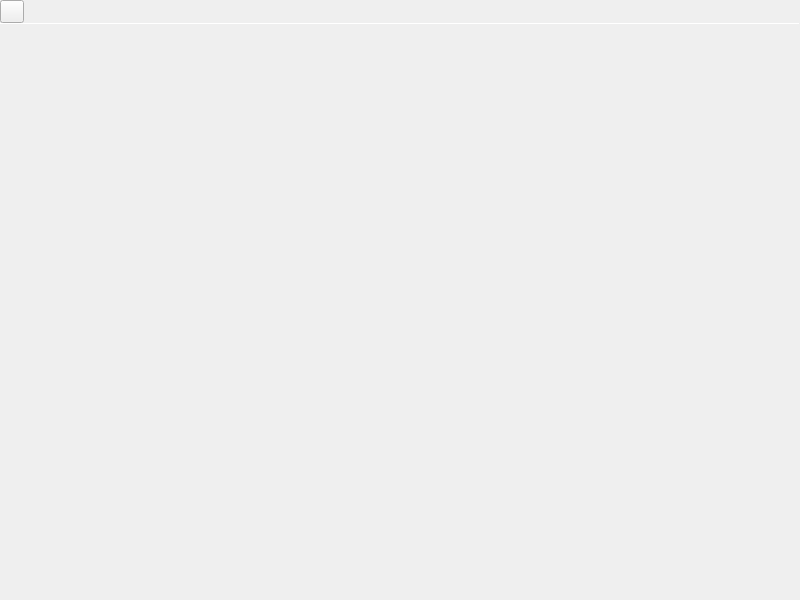
Above: application/mainwindow.ui from theCheeseboard/thefile before the change. Below: the same form after it.
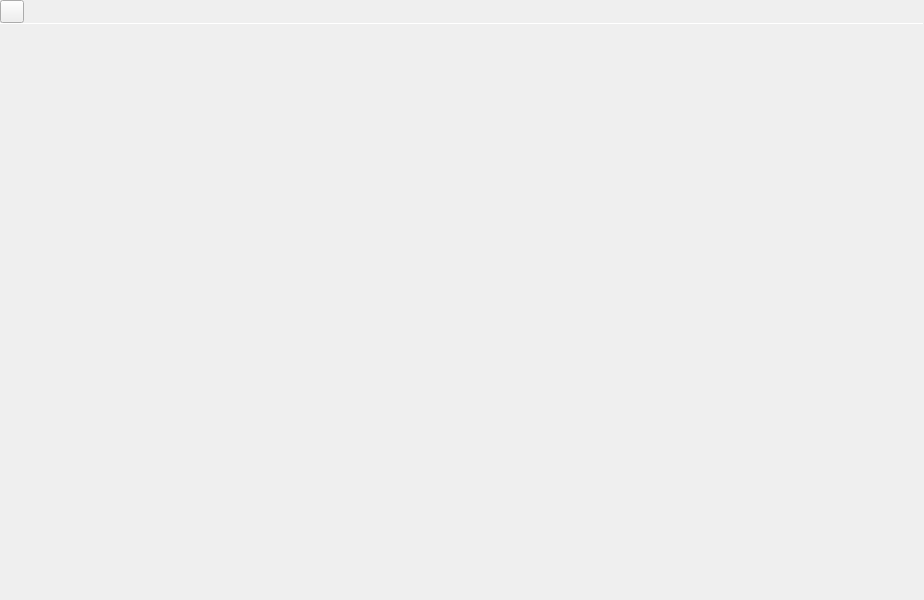
That is the form after the change. Icons and pictures are not drawn. Custom widgets are drawn as their Qt base class.

What changed in the file:
```diff
--- a/application/mainwindow.ui
+++ b/application/mainwindow.ui
@@ -6,7 +6,7 @@
    <rect>
     <x>0</x>
     <y>0</y>
-    <width>800</width>
+    <width>924</width>
     <height>600</height>
    </rect>
   </property>
```
